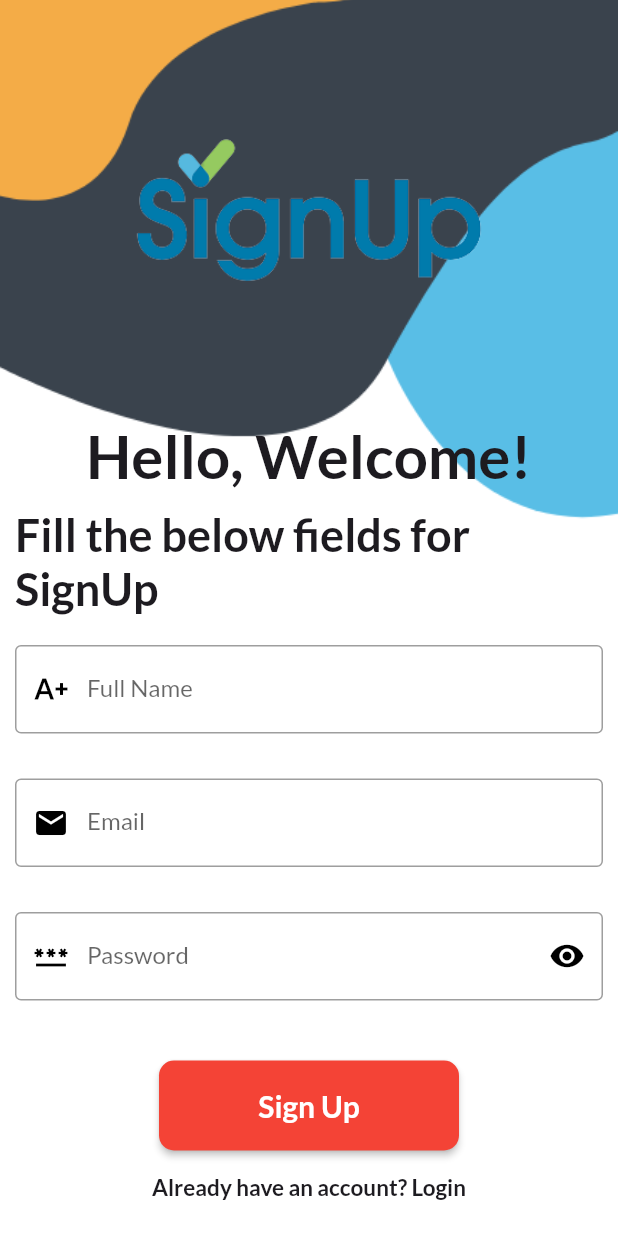
After one commit to ST60002CEM/batch31b-Roshan09876, a Flutter app: the RegisterView screen opened by its route, on a phone screen of 412 x 824 dp. The commit adds this screen. Run offline on Flutter 3.47's test engine with Material 3 defaults, Android fonts, the phone set to English and light mode, and no system bars; our stand-ins replace google_fonts.

Commit message:
login/register changes

```diff
--- a/lib/app/routes/app_routes.dart
+++ b/lib/app/routes/app_routes.dart
@@ -1,5 +1,6 @@
 import 'package:job_finder/view/chat_view.dart';
 import 'package:job_finder/view/dashboard_view.dart';
+import 'package:job_finder/view/login_view.dart';
 import 'package:job_finder/view/profile_view.dart';
 import 'package:job_finder/view/register_view.dart';
 
@@ -8,12 +9,16 @@
   AppRoute._();
 
   static const String dashboardviewRoute = '/dashboardviewRoute';
+  static const String loginviewRoute = '/loginviewRoute';
+  static const String registerviewRoute = '/registerviewRoute';
   static const String chatviewRoute = '/chatviewRoute';
   static const String profileviewRoute = '/profileviewRoute';
 
   static getApplicationRoute(){
     return{
       dashboardviewRoute: (context) => DashboardView(),
+      loginviewRoute: (context) => LoginView(),
+      registerviewRoute: (context) => RegisterView(),
       chatviewRoute: (context) => ChatView(),
       profileviewRoute: (context) => ProfileView(),
     };
--- /dev/null
+++ b/lib/view/register_view.dart
@@ -0,0 +1,177 @@
+import 'package:flutter/material.dart';
+import 'package:job_finder/view/login_view.dart';
+
+class RegisterView extends StatefulWidget {
+  RegisterView({super.key});
+
+  @override
+  State<RegisterView> createState() => _RegisterViewState();
+}
+
+class _RegisterViewState extends State<RegisterView> {
+  bool _obsecuretext = true;
+
+  final _key = GlobalKey<FormState>();
+
+  final firstcontroller = TextEditingController();
+
+  final secondcontroller = TextEditingController();
+
+  final thirdcontroller = TextEditingController();
+
+  final _gap = SizedBox(
+    height: 10,
+  );
+
+  @override
+  Widget build(BuildContext context) {
+    return Container(
+      decoration: BoxDecoration(
+          image: DecorationImage(
+              image: AssetImage('assets/images/login.png'), fit: BoxFit.cover)),
+      child: Scaffold(
+          backgroundColor: Colors.transparent,
+          body: Padding(
+            padding: const EdgeInsets.all(10.0),
+            child: Form(
+              key: _key,
+              child: Column(
+                children: [
+                  Padding(
+                    padding: EdgeInsets.all(65),
+                    child: Container(
+                      height: 130,
+                      decoration: BoxDecoration(
+                          borderRadius: BorderRadius.circular(200),
+                          image: DecorationImage(
+                            image: AssetImage('assets/images/signup.png'),
+                          )),
+                    ),
+                  ),
+                  SizedBox(
+                    height: 10,
+                  ),
+                  Text(
+                    'Hello, Welcome!',
+                    style: TextStyle(fontWeight: FontWeight.bold, fontSize: 40),
+                  ),
+                  _gap,
+                  Text(
+                    'Fill the below fields for SignUp',
+                    style: TextStyle(fontWeight: FontWeight.bold, fontSize: 30),
+                  ),
+                  SizedBox(
+                    height: 20,
+                  ),
+                  TextFormField(
+                    controller: firstcontroller,
+                    decoration: InputDecoration(
+                        prefixIcon: Icon(
+                          Icons.text_increase_outlined,
+                          color: Colors.black,
+                        ),
+                        labelText: 'Full Name',
+                        border: OutlineInputBorder()),
+                    validator: (value) {
+                      if (value!.isEmpty) {
+                        return 'Please Enter Your FullName';
+                      }
+                      return null;
+                    },
+                  ),
+                  SizedBox(
+                    height: 30,
+                  ),
+                  TextFormField(
+                    controller: secondcontroller,
+                    decoration: InputDecoration(
+                        prefixIcon: Icon(
+                          Icons.email,
+                          color: Colors.black,
+                        ),
+                        labelText: 'Email',
+                        border: OutlineInputBorder()),
+                    validator: (value) {
+                      if (value!.isEmpty) {
+                        return 'Please Enter Your Email';
+                      } else if (!value.contains('@')) {
+                        return '@ is missing';
+                      }
+                      return null;
+                    },
+                  ),
+                  SizedBox(
+                    height: 30,
+                  ),
+                  TextFormField(
+                    controller: thirdcontroller,
+                    obscureText: _obsecuretext,
+                    decoration: InputDecoration(
+                        prefixIcon: Icon(
+                          Icons.password,
+                          color: Colors.black,
+                        ),
+                        labelText: 'Password',
+                        border: OutlineInputBorder(),
+                        suffixIcon: GestureDetector(
+                          onTap: () {
+                            setState(() {
+                              _obsecuretext = !_obsecuretext;
+                            });
+                          },
+                          child: Icon(
+                            _obsecuretext
+                                ? Icons.visibility
+                                : Icons.visibility_off,
+                            color: Colors.black,
+                          ),
+                        )),
+                    validator: (value) {
+                      if (value!.isEmpty) {
+                        return 'Please Enter Password';
+                      } else if (value.length < 6) {
+                        return 'Password must containe 6 letters';
+                      }
+                      return null;
+                    },
+                  ),
+                  SizedBox(
+                    height: 40,
+                  ),
+                  ElevatedButton(
+                      style:
+                          ElevatedButton.styleFrom(minimumSize: Size(200, 60)),
+                      onPressed: () {
+                        if (_key.currentState!.validate()) {
+                          Navigator.push(
+                              context,
+                              MaterialPageRoute(
+                                  builder: (context) => LoginView()));
+                        }
+                      },
+                      child: Text(
+                        'Sign Up',
+                        style: TextStyle(
+                            fontWeight: FontWeight.bold, fontSize: 20),
+                      )),
+                  SizedBox(
+                    height: 15,
+                  ),
+                  InkWell(
+                    onTap: () {
+                      Navigator.push(context,
+                          MaterialPageRoute(builder: (context) => LoginView()));
+                    },
+                    child: Text(
+                      'Already have an account? Login',
+                      style:
+                          TextStyle(fontWeight: FontWeight.bold, fontSize: 15),
+                    ),
+                  ),
+                ],
+              ),
+            ),
+          )),
+    );
+  }
+}
```
Also changed, not shown: lib/view/login_view.dart (added, +153 -0 lines), assets/images/login.png (added), assets/images/register.png (added), assets/images/sigin.png (added), assets/images/signup.png (added).
